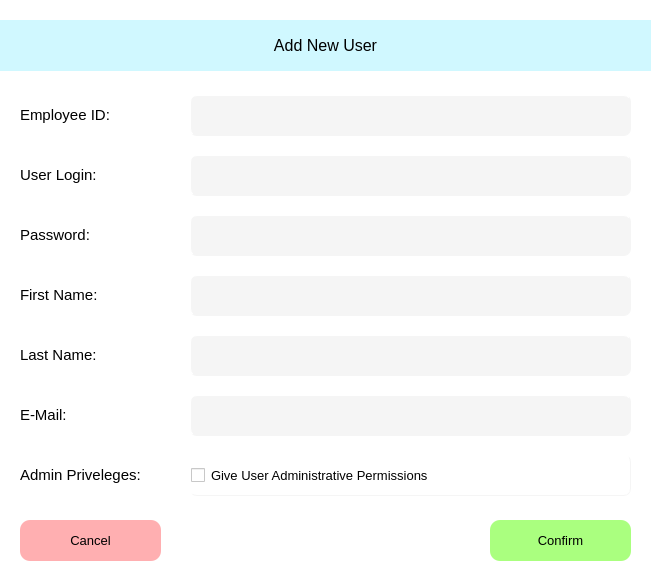
First picture: the form in gui/ui_files/UF_AddUser.ui, repository ZachThornee/3K04PaceMaker, before the edit.
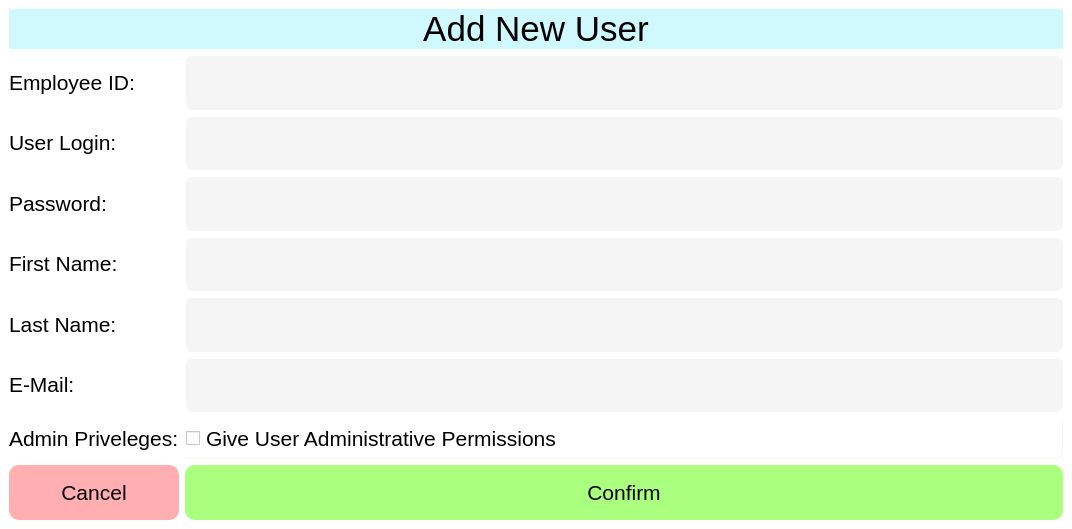
Second picture: the form after the edit.

What changed in the file:
```diff
--- a/gui/ui_files/UF_AddUser.ui
+++ b/gui/ui_files/UF_AddUser.ui
@@ -6,8 +6,8 @@
    <rect>
     <x>0</x>
     <y>0</y>
-    <width>651</width>
-    <height>581</height>
+    <width>1072</width>
+    <height>529</height>
    </rect>
   </property>
   <property name="windowTitle">
@@ -17,215 +17,74 @@
    <string notr="true">BACKGROUND-COLOR: rgb(255,255,255);</string>
   </property>
   <widget class="QWidget" name="Widget_AddUser">
-   <widget class="QWidget" name="gridLayoutWidget">
-    <property name="geometry">
-     <rect>
-      <x>20</x>
-      <y>90</y>
-      <width>171</width>
-      <height>51</height>
-     </rect>
-    </property>
-    <layout class="QGridLayout" name="GL_LAB_EmployeeID">
-     <item row="0" column="0">
-      <widget class="QLabel" name="LAB_EmployeeID">
-       <property name="text">
-        <string>&lt;html&gt;&lt;head/&gt;&lt;body&gt;&lt;p&gt;&lt;span style=&quot; font-size:11pt;&quot;&gt;Employee ID:&lt;/span&gt;&lt;/p&gt;&lt;/body&gt;&lt;/html&gt;</string>
-       </property>
-      </widget>
-     </item>
-    </layout>
-   </widget>
-   <widget class="QWidget" name="gridLayoutWidget_2">
-    <property name="geometry">
-     <rect>
-      <x>20</x>
-      <y>150</y>
-      <width>171</width>
-      <height>51</height>
-     </rect>
-    </property>
-    <layout class="QGridLayout" name="GL_LAB_UserLogin">
-     <item row="0" column="0">
-      <widget class="QLabel" name="LAB_UserLogin">
-       <property name="text">
-        <string>&lt;html&gt;&lt;head/&gt;&lt;body&gt;&lt;p&gt;&lt;span style=&quot; font-size:11pt;&quot;&gt;User Login:&lt;/span&gt;&lt;/p&gt;&lt;/body&gt;&lt;/html&gt;</string>
-       </property>
-      </widget>
-     </item>
-    </layout>
-   </widget>
-   <widget class="QWidget" name="gridLayoutWidget_3">
-    <property name="geometry">
-     <rect>
-      <x>20</x>
-      <y>210</y>
-      <width>171</width>
-      <height>51</height>
-     </rect>
-    </property>
-    <layout class="QGridLayout" name="GL_LAB_Password">
-     <item row="0" column="0">
+   <layout class="QGridLayout" name="gridLayout">
+    <item row="4" column="0">
       <widget class="QLabel" name="LAB_Password">
        <property name="text">
-        <string>&lt;html&gt;&lt;head/&gt;&lt;body&gt;&lt;p&gt;&lt;span style=&quot; font-size:11pt;&quot;&gt;Password:&lt;/span&gt;&lt;/p&gt;&lt;/body&gt;&lt;/html&gt;</string>
+       <string>&lt;html&gt;&lt;head/&gt;&lt;body&gt;&lt;p&gt;&lt;span style=&quot; font-size:16pt;&quot;&gt;Password:&lt;/span&gt;&lt;/p&gt;&lt;/body&gt;&lt;/html&gt;</string>
        </property>
       </widget>
      </item>
-    </layout>
-   </widget>
-   <widget class="QWidget" name="gridLayoutWidget_4">
-    <property name="geometry">
-     <rect>
-      <x>20</x>
-      <y>270</y>
-      <width>171</width>
-      <height>51</height>
-     </rect>
-    </property>
-    <layout class="QGridLayout" name="GL_LAB_FirstName">
-     <item row="0" column="0">
-      <widget class="QLabel" name="LAB_FirstName">
-       <property name="text">
-        <string>&lt;html&gt;&lt;head/&gt;&lt;body&gt;&lt;p&gt;&lt;span style=&quot; font-size:11pt;&quot;&gt;First Name:&lt;/span&gt;&lt;/p&gt;&lt;/body&gt;&lt;/html&gt;</string>
-       </property>
-      </widget>
-     </item>
-    </layout>
-   </widget>
-   <widget class="QWidget" name="gridLayoutWidget_5">
-    <property name="geometry">
-     <rect>
-      <x>20</x>
-      <y>330</y>
-      <width>171</width>
-      <height>51</height>
-     </rect>
-    </property>
-    <layout class="QGridLayout" name="GL_LAB_LastName">
-     <item row="0" column="0">
-      <widget class="QLabel" name="LAB_LastName">
-       <property name="text">
-        <string>&lt;html&gt;&lt;head/&gt;&lt;body&gt;&lt;p&gt;&lt;span style=&quot; font-size:11pt;&quot;&gt;Last Name:&lt;/span&gt;&lt;/p&gt;&lt;/body&gt;&lt;/html&gt;</string>
-       </property>
-      </widget>
-     </item>
-    </layout>
-   </widget>
-   <widget class="QWidget" name="gridLayoutWidget_6">
-    <property name="geometry">
-     <rect>
-      <x>20</x>
-      <y>390</y>
-      <width>171</width>
-      <height>51</height>
-     </rect>
-    </property>
-    <layout class="QGridLayout" name="GL_Lab_Email">
-     <item row="0" column="0">
+    <item row="7" column="0">
       <widget class="QLabel" name="LAB_Email">
        <property name="text">
-        <string>&lt;html&gt;&lt;head/&gt;&lt;body&gt;&lt;p&gt;&lt;span style=&quot; font-size:11pt;&quot;&gt;E-Mail:&lt;/span&gt;&lt;/p&gt;&lt;/body&gt;&lt;/html&gt;</string>
+       <string>&lt;html&gt;&lt;head/&gt;&lt;body&gt;&lt;p&gt;&lt;span style=&quot; font-size:16pt;&quot;&gt;E-Mail:&lt;/span&gt;&lt;/p&gt;&lt;/body&gt;&lt;/html&gt;</string>
        </property>
       </widget>
      </item>
-    </layout>
-   </widget>
-   <widget class="QWidget" name="gridLayoutWidget_7">
-    <property name="geometry">
-     <rect>
-      <x>20</x>
-      <y>450</y>
-      <width>171</width>
-      <height>51</height>
-     </rect>
-    </property>
-    <layout class="QGridLayout" name="GL_LAB_Admin">
-     <item row="0" column="0">
-      <widget class="QLabel" name="LAB_Admin">
+    <item row="9" column="1">
+     <widget class="QPushButton" name="PB_Confirm">
+      <property name="sizePolicy">
+       <sizepolicy hsizetype="Minimum" vsizetype="Expanding">
+        <horstretch>0</horstretch>
+        <verstretch>0</verstretch>
+       </sizepolicy>
+      </property>
+      <property name="minimumSize">
+       <size>
+        <width>0</width>
+        <height>41</height>
+       </size>
+      </property>
+      <property name="font">
+       <font>
+        <pointsize>16</pointsize>
+       </font>
+      </property>
+      <property name="toolTip">
+       <string>&lt;html&gt;&lt;head/&gt;&lt;body&gt;&lt;p&gt;Confirm username and password to log in&lt;/p&gt;&lt;/body&gt;&lt;/html&gt;</string>
+      </property>
+      <property name="styleSheet">
+       <string notr="true">BACKGROUND-COLOR: rgb(170, 255, 127);
+BORDER-COLOR: rgb(170, 255, 127);
+BORDER-RADIUS: 10px;
+BORDER-STYLE: outset;
+</string>
+      </property>
        <property name="text">
-        <string>&lt;html&gt;&lt;head/&gt;&lt;body&gt;&lt;p&gt;&lt;span style=&quot; font-size:11pt;&quot;&gt;Admin Priveleges:&lt;/span&gt;&lt;/p&gt;&lt;/body&gt;&lt;/html&gt;</string>
+       <string>Confirm</string>
        </property>
       </widget>
      </item>
-    </layout>
-   </widget>
-   <widget class="QWidget" name="gridLayoutWidget_8">
-    <property name="geometry">
-     <rect>
-      <x>190</x>
-      <y>90</y>
-      <width>441</width>
-      <height>51</height>
-     </rect>
-    </property>
-    <layout class="QGridLayout" name="GL_TB_EmployeeID">
-     <item row="0" column="0">
-      <widget class="QLineEdit" name="TB_EmployeeID">
-       <property name="minimumSize">
-        <size>
-         <width>0</width>
-         <height>41</height>
-        </size>
-       </property>
-       <property name="styleSheet">
-        <string notr="true">BACKGROUND-COLOR: rgb(245, 245, 245);
-BORDER-COLOR: rgb(245, 245, 245);
-BORDER-RADIUS: 7px;
-BORDER-WIDTH: 1px;
-BORDER-STYLE: outset;</string>
-       </property>
-      </widget>
-     </item>
-    </layout>
-   </widget>
-   <widget class="QWidget" name="gridLayoutWidget_9">
-    <property name="geometry">
-     <rect>
-      <x>190</x>
-      <y>150</y>
-      <width>441</width>
-      <height>51</height>
-     </rect>
-    </property>
-    <layout class="QGridLayout" name="GL_TB_UserLogin">
-     <item row="0" column="0">
-      <widget class="QLineEdit" name="TB_UserLogin">
-       <property name="minimumSize">
-        <size>
-         <width>0</width>
-         <height>41</height>
-        </size>
-       </property>
-       <property name="styleSheet">
-        <string notr="true">BACKGROUND-COLOR: rgb(245, 245, 245);
-BORDER-COLOR: rgb(245, 245, 245);
-BORDER-RADIUS: 7px;
-BORDER-WIDTH: 1px;
-BORDER-STYLE: outset;</string>
-       </property>
-      </widget>
-     </item>
-    </layout>
-   </widget>
-   <widget class="QWidget" name="gridLayoutWidget_10">
-    <property name="geometry">
-     <rect>
-      <x>190</x>
-      <y>210</y>
-      <width>441</width>
-      <height>51</height>
-     </rect>
-    </property>
-    <layout class="QGridLayout" name="GL_TB_Password">
-     <item row="0" column="0">
+    <item row="4" column="1">
       <widget class="QLineEdit" name="TB_Password">
+      <property name="sizePolicy">
+       <sizepolicy hsizetype="Expanding" vsizetype="Expanding">
+        <horstretch>0</horstretch>
+        <verstretch>0</verstretch>
+       </sizepolicy>
+      </property>
        <property name="minimumSize">
         <size>
          <width>0</width>
          <height>41</height>
         </size>
        </property>
+      <property name="font">
+       <font>
+        <pointsize>16</pointsize>
+       </font>
+      </property>
        <property name="styleSheet">
         <string notr="true">BACKGROUND-COLOR: rgb(245, 245, 245);
 BORDER-COLOR: rgb(245, 245, 245);
@@ -235,26 +94,113 @@
        </property>
       </widget>
      </item>
-    </layout>
-   </widget>
-   <widget class="QWidget" name="gridLayoutWidget_11">
-    <property name="geometry">
-     <rect>
-      <x>190</x>
-      <y>270</y>
-      <width>441</width>
-      <height>51</height>
-     </rect>
-    </property>
-    <layout class="QGridLayout" name="GL_TB_FirstName">
-     <item row="0" column="0">
+    <item row="7" column="1">
+     <widget class="QLineEdit" name="TB_Email">
+      <property name="sizePolicy">
+       <sizepolicy hsizetype="Expanding" vsizetype="Expanding">
+        <horstretch>0</horstretch>
+        <verstretch>0</verstretch>
+       </sizepolicy>
+      </property>
+      <property name="minimumSize">
+       <size>
+        <width>0</width>
+        <height>41</height>
+       </size>
+      </property>
+      <property name="font">
+       <font>
+        <pointsize>16</pointsize>
+       </font>
+      </property>
+      <property name="styleSheet">
+       <string notr="true">BACKGROUND-COLOR: rgb(245, 245, 245);
+BORDER-COLOR: rgb(245, 245, 245);
+BORDER-RADIUS: 7px;
+BORDER-WIDTH: 1px;
+BORDER-STYLE: outset;</string>
+      </property>
+     </widget>
+    </item>
+    <item row="5" column="0">
+     <widget class="QLabel" name="LAB_FirstName">
+      <property name="text">
+       <string>&lt;html&gt;&lt;head/&gt;&lt;body&gt;&lt;p&gt;&lt;span style=&quot; font-size:16pt;&quot;&gt;First Name:&lt;/span&gt;&lt;/p&gt;&lt;/body&gt;&lt;/html&gt;</string>
+      </property>
+     </widget>
+    </item>
+    <item row="3" column="0">
+     <widget class="QLabel" name="LAB_UserLogin">
+      <property name="text">
+       <string>&lt;html&gt;&lt;head/&gt;&lt;body&gt;&lt;p&gt;&lt;span style=&quot; font-size:16pt;&quot;&gt;User Login:&lt;/span&gt;&lt;/p&gt;&lt;/body&gt;&lt;/html&gt;</string>
+      </property>
+     </widget>
+    </item>
+    <item row="1" column="0">
+     <widget class="QLabel" name="LAB_EmployeeID">
+      <property name="font">
+       <font>
+        <pointsize>16</pointsize>
+       </font>
+      </property>
+      <property name="text">
+       <string>&lt;html&gt;&lt;head/&gt;&lt;body&gt;&lt;p&gt;&lt;span style=&quot; font-size:16pt;&quot;&gt;Employee ID:&lt;/span&gt;&lt;/p&gt;&lt;/body&gt;&lt;/html&gt;</string>
+      </property>
+     </widget>
+    </item>
+    <item row="9" column="0">
+     <widget class="QPushButton" name="PB_Cancel">
+      <property name="sizePolicy">
+       <sizepolicy hsizetype="Minimum" vsizetype="Expanding">
+        <horstretch>0</horstretch>
+        <verstretch>0</verstretch>
+       </sizepolicy>
+      </property>
+      <property name="minimumSize">
+       <size>
+        <width>0</width>
+        <height>41</height>
+       </size>
+      </property>
+      <property name="font">
+       <font>
+        <pointsize>16</pointsize>
+       </font>
+      </property>
+      <property name="toolTip">
+       <string>&lt;html&gt;&lt;head/&gt;&lt;body&gt;&lt;p&gt;Change your password, create new users, and delete existing users&lt;/p&gt;&lt;/body&gt;&lt;/html&gt;</string>
+      </property>
+      <property name="styleSheet">
+       <string notr="true">BACKGROUND-COLOR: rgb(255, 175, 177);
+BORDER-COLOR: rgb(255, 175. 177);
+BORDER-RADIUS: 10px;
+BORDER-STYLE: outset;
+</string>
+      </property>
+      <property name="text">
+       <string>Cancel</string>
+      </property>
+     </widget>
+    </item>
+    <item row="5" column="1">
       <widget class="QLineEdit" name="TB_FirstName">
+      <property name="sizePolicy">
+       <sizepolicy hsizetype="Expanding" vsizetype="Expanding">
+        <horstretch>0</horstretch>
+        <verstretch>0</verstretch>
+       </sizepolicy>
+      </property>
        <property name="minimumSize">
         <size>
          <width>0</width>
          <height>41</height>
         </size>
        </property>
+      <property name="font">
+       <font>
+        <pointsize>16</pointsize>
+       </font>
+      </property>
        <property name="styleSheet">
         <string notr="true">BACKGROUND-COLOR: rgb(245, 245, 245);
 BORDER-COLOR: rgb(245, 245, 245);
@@ -264,55 +210,60 @@
        </property>
       </widget>
      </item>
-    </layout>
-   </widget>
-   <widget class="QWidget" name="gridLayoutWidget_12">
-    <property name="geometry">
-     <rect>
-      <x>190</x>
-      <y>330</y>
-      <width>441</width>
-      <height>51</height>
-     </rect>
-    </property>
-    <layout class="QGridLayout" name="GL_TB_LastName">
-     <item row="0" column="0">
+    <item row="8" column="0">
+     <widget class="QLabel" name="LAB_Admin">
+      <property name="text">
+       <string>&lt;html&gt;&lt;head/&gt;&lt;body&gt;&lt;p&gt;&lt;span style=&quot; font-size:16pt;&quot;&gt;Admin Priveleges:&lt;/span&gt;&lt;/p&gt;&lt;/body&gt;&lt;/html&gt;</string>
+      </property>
+     </widget>
+    </item>
+    <item row="3" column="1">
+     <widget class="QLineEdit" name="TB_UserLogin">
+      <property name="sizePolicy">
+       <sizepolicy hsizetype="Expanding" vsizetype="Expanding">
+        <horstretch>0</horstretch>
+        <verstretch>0</verstretch>
+       </sizepolicy>
+      </property>
+      <property name="minimumSize">
+       <size>
+        <width>0</width>
+        <height>41</height>
+       </size>
+      </property>
+      <property name="font">
+       <font>
+        <pointsize>16</pointsize>
+       </font>
+      </property>
+      <property name="styleSheet">
+       <string notr="true">BACKGROUND-COLOR: rgb(245, 245, 245);
+BORDER-COLOR: rgb(245, 245, 245);
+BORDER-RADIUS: 7px;
+BORDER-WIDTH: 1px;
+BORDER-STYLE: outset;</string>
+      </property>
+     </widget>
+    </item>
+    <item row="6" column="1">
       <widget class="QLineEdit" name="TB_LastName">
-       <property name="minimumSize">
-        <size>
-         <width>0</width>
-         <height>41</height>
-        </size>
-       </property>
-       <property name="styleSheet">
-        <string notr="true">BACKGROUND-COLOR: rgb(245, 245, 245);
-BORDER-COLOR: rgb(245, 245, 245);
-BORDER-RADIUS: 7px;
-BORDER-WIDTH: 1px;
-BORDER-STYLE: outset;</string>
-       </property>
-      </widget>
-     </item>
-    </layout>
-   </widget>
-   <widget class="QWidget" name="gridLayoutWidget_13">
-    <property name="geometry">
-     <rect>
-      <x>190</x>
-      <y>390</y>
-      <width>441</width>
-      <height>51</height>
-     </rect>
-    </property>
-    <layout class="QGridLayout" name="GL_TB_Email">
-     <item row="0" column="0">
-      <widget class="QLineEdit" name="TB_Email">
+      <property name="sizePolicy">
+       <sizepolicy hsizetype="Expanding" vsizetype="Expanding">
+        <horstretch>0</horstretch>
+        <verstretch>0</verstretch>
+       </sizepolicy>
+      </property>
        <property name="minimumSize">
         <size>
          <width>0</width>
          <height>41</height>
         </size>
        </property>
+      <property name="font">
+       <font>
+        <pointsize>16</pointsize>
+       </font>
+      </property>
        <property name="styleSheet">
         <string notr="true">BACKGROUND-COLOR: rgb(245, 245, 245);
 BORDER-COLOR: rgb(245, 245, 245);
@@ -322,20 +273,14 @@
        </property>
       </widget>
      </item>
-    </layout>
-   </widget>
-   <widget class="QWidget" name="gridLayoutWidget_14">
-    <property name="geometry">
-     <rect>
-      <x>190</x>
-      <y>450</y>
-      <width>441</width>
-      <height>51</height>
-     </rect>
-    </property>
-    <layout class="QGridLayout" name="GL_CB_Admin">
-     <item row="0" column="0">
+    <item row="8" column="1">
       <widget class="QCheckBox" name="CB_Admin">
+      <property name="sizePolicy">
+       <sizepolicy hsizetype="Minimum" vsizetype="Expanding">
+        <horstretch>0</horstretch>
+        <verstretch>0</verstretch>
+       </sizepolicy>
+      </property>
        <property name="maximumSize">
         <size>
          <width>16777215</width>
@@ -344,7 +289,7 @@
        </property>
        <property name="font">
         <font>
-         <pointsize>10</pointsize>
+        <pointsize>16</pointsize>
         </font>
        </property>
        <property name="styleSheet">
@@ -358,20 +303,21 @@
        </property>
       </widget>
      </item>
-    </layout>
-   </widget>
-   <widget class="QWidget" name="gridLayoutWidget_15">
-    <property name="geometry">
-     <rect>
-      <x>0</x>
-      <y>20</y>
-      <width>651</width>
-      <height>51</height>
-     </rect>
-    </property>
-    <layout class="QGridLayout" name="GL_LAB_AddUser">
-     <item row="0" column="0">
+    <item row="6" column="0">
+     <widget class="QLabel" name="LAB_LastName">
+      <property name="text">
+       <string>&lt;html&gt;&lt;head/&gt;&lt;body&gt;&lt;p&gt;&lt;span style=&quot; font-size:16pt;&quot;&gt;Last Name:&lt;/span&gt;&lt;/p&gt;&lt;/body&gt;&lt;/html&gt;</string>
+      </property>
+     </widget>
+    </item>
+    <item row="0" column="0" colspan="2">
       <widget class="QLabel" name="LAB_AddUser">
+      <property name="sizePolicy">
+       <sizepolicy hsizetype="Expanding" vsizetype="Minimum">
+        <horstretch>0</horstretch>
+        <verstretch>0</verstretch>
+       </sizepolicy>
+      </property>
        <property name="layoutDirection">
         <enum>Qt::LeftToRight</enum>
        </property>
@@ -380,27 +326,21 @@
 </string>
        </property>
        <property name="text">
-        <string>&lt;html&gt;&lt;head/&gt;&lt;body&gt;&lt;p&gt;&lt;span style=&quot; font-size:12pt;&quot;&gt;Add New User&lt;/span&gt;&lt;/p&gt;&lt;/body&gt;&lt;/html&gt;</string>
+       <string>&lt;html&gt;&lt;head/&gt;&lt;body&gt;&lt;p&gt;&lt;span style=&quot; font-size:26pt;&quot;&gt;Add New User&lt;/span&gt;&lt;/p&gt;&lt;/body&gt;&lt;/html&gt;</string>
        </property>
        <property name="alignment">
         <set>Qt::AlignCenter</set>
        </property>
       </widget>
      </item>
-    </layout>
-   </widget>
-   <widget class="QWidget" name="gridLayoutWidget_16">
-    <property name="geometry">
-     <rect>
-      <x>20</x>
-      <y>510</y>
-      <width>141</width>
-      <height>61</height>
-     </rect>
-    </property>
-    <layout class="QGridLayout" name="GL_PB_Cancel">
-     <item row="0" column="0">
-      <widget class="QPushButton" name="PB_Cancel">
+    <item row="1" column="1">
+     <widget class="QLineEdit" name="TB_EmployeeID">
+      <property name="sizePolicy">
+       <sizepolicy hsizetype="Expanding" vsizetype="Expanding">
+        <horstretch>0</horstretch>
+        <verstretch>0</verstretch>
+       </sizepolicy>
+      </property>
        <property name="minimumSize">
         <size>
          <width>0</width>
@@ -409,68 +349,32 @@
        </property>
        <property name="font">
         <font>
-         <pointsize>10</pointsize>
-        </font>
-       </property>
-       <property name="toolTip">
-        <string>&lt;html&gt;&lt;head/&gt;&lt;body&gt;&lt;p&gt;Change your password, create new users, and delete existing users&lt;/p&gt;&lt;/body&gt;&lt;/html&gt;</string>
-       </property>
+        <pointsize>16</pointsize>
+       </font>
+      </property>
        <property name="styleSheet">
-        <string notr="true">BACKGROUND-COLOR: rgb(255, 175, 177);
-BORDER-COLOR: rgb(255, 175. 177);
-BORDER-RADIUS: 10px;
-BORDER-STYLE: outset;
-</string>
-       </property>
-       <property name="text">
-        <string>Cancel</string>
-       </property>
+       <string notr="true">BACKGROUND-COLOR: rgb(245, 245, 245);
+BORDER-COLOR: rgb(245, 245, 245);
+BORDER-RADIUS: 7px;
+BORDER-WIDTH: 1px;
+BORDER-STYLE: outset;</string>
+      </property>
       </widget>
      </item>
     </layout>
    </widget>
-   <widget class="QWidget" name="gridLayoutWidget_17">
-    <property name="geometry">
-     <rect>
-      <x>490</x>
-      <y>510</y>
-      <width>141</width>
-      <height>61</height>
-     </rect>
-    </property>
-    <layout class="QGridLayout" name="GL_PB_Confirm">
-     <item row="0" column="0">
-      <widget class="QPushButton" name="PB_Confirm">
-       <property name="minimumSize">
-        <size>
-         <width>0</width>
-         <height>41</height>
-        </size>
-       </property>
-       <property name="font">
-        <font>
-         <pointsize>10</pointsize>
-        </font>
-       </property>
-       <property name="toolTip">
-        <string>&lt;html&gt;&lt;head/&gt;&lt;body&gt;&lt;p&gt;Confirm username and password to log in&lt;/p&gt;&lt;/body&gt;&lt;/html&gt;</string>
-       </property>
-       <property name="styleSheet">
-        <string notr="true">BACKGROUND-COLOR: rgb(170, 255, 127);
-BORDER-COLOR: rgb(170, 255, 127);
-BORDER-RADIUS: 10px;
-BORDER-STYLE: outset;
-</string>
-       </property>
-       <property name="text">
-        <string>Confirm</string>
-       </property>
-      </widget>
-     </item>
-    </layout>
-   </widget>
-  </widget>
- </widget>
+ </widget>
+ <tabstops>
+  <tabstop>TB_EmployeeID</tabstop>
+  <tabstop>TB_UserLogin</tabstop>
+  <tabstop>TB_Password</tabstop>
+  <tabstop>TB_FirstName</tabstop>
+  <tabstop>TB_LastName</tabstop>
+  <tabstop>TB_Email</tabstop>
+  <tabstop>CB_Admin</tabstop>
+  <tabstop>PB_Confirm</tabstop>
+  <tabstop>PB_Cancel</tabstop>
+ </tabstops>
  <resources/>
  <connections/>
 </ui>
```
Lines whose indentation alone changed are shown as unchanged.
